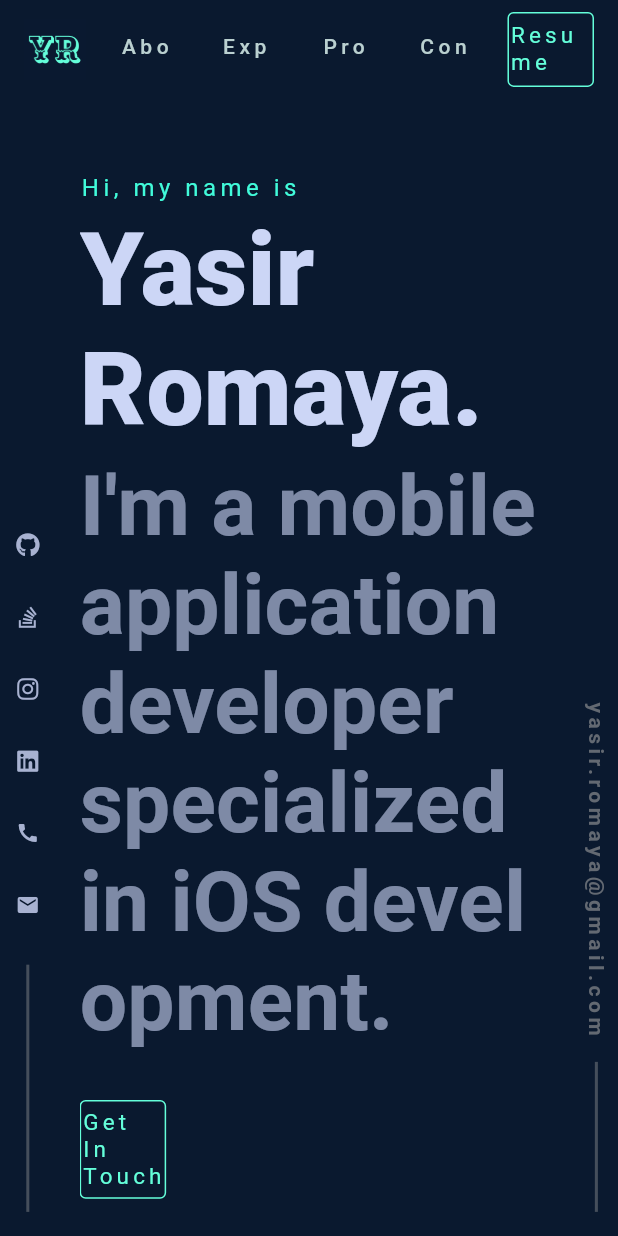
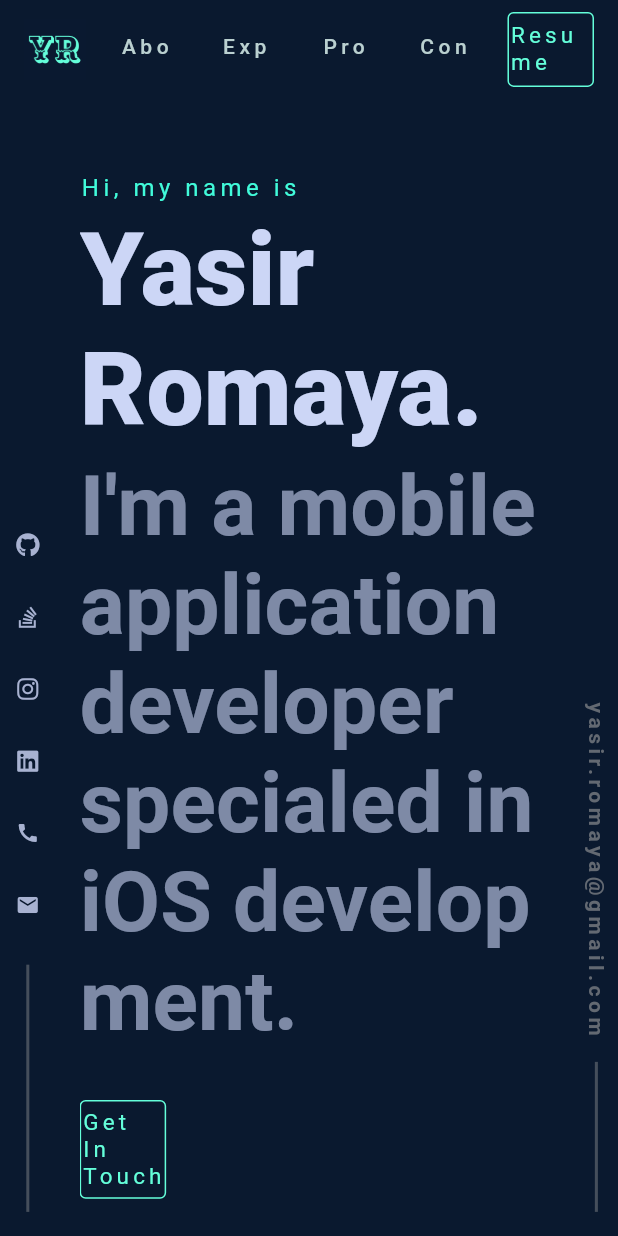
Before and after one commit to yasirdx777/dx_portfolio, a Flutter app: the HomePage screen opened directly, on a phone screen of 412 x 824 dp. Run offline on Flutter 3.47's test engine with Material 2 defaults, Android fonts, the phone set to English and light mode, and no system bars; our stand-ins replace font_awesome_flutter, scroll_to_index.

Commit message:
release 1.2.6

```diff
--- a/lib/ui/home_page.dart
+++ b/lib/ui/home_page.dart
@@ -190,7 +190,8 @@ class _HomePageState extends State<HomePage> {
                           color: const Color(0xffffA8B2D1),
                           iconSize: 16.0,
                           onPressed: () {
-                            method.launchURL("https://stackoverflow.com/users/9005297/yasir-romaya");
+                            method.launchURL(
+                                "https://stackoverflow.com/users/9005297/yasir-romaya");
                           }),
                       IconButton(
                           icon: const FaIcon(FontAwesomeIcons.instagram),
@@ -270,7 +271,7 @@ class _HomePageState extends State<HomePage> {
                                 ),
                                 CustomText(
                                   text:
-                                      "I'm a mobile application developer specialized in iOS development.",
+                                      "I'm a mobile application developer specialed in iOS development.",
                                   textsize: 56.0,
                                   color:
                                       const Color(0xffCCD6F6).withOpacity(0.6),
@@ -442,7 +443,8 @@ class _HomePageState extends State<HomePage> {
                                   ),
 
                                   FeatureProject(
-                                    imagePath: "assets/images/dx_video_play_preview.gif",
+                                    imagePath:
+                                        "assets/images/dx_video_play_preview.gif",
                                     onStoreTab: () {
                                       method.launchURL(
                                           "https://github.com/yasirdx777/DXVideoPlay");
@@ -478,7 +480,8 @@ class _HomePageState extends State<HomePage> {
                                   ),
 
                                   FeatureProject(
-                                    imagePath: "assets/images/dx_image_slider_view.gif",
+                                    imagePath:
+                                        "assets/images/dx_image_slider_view.gif",
                                     onStoreTab: () {
                                       method.launchURL(
                                           "https://github.com/yasirdx777/DXImageSliderView");
--- a/lib/ui/mobile_home.dart
+++ b/lib/ui/mobile_home.dart
@@ -118,7 +118,7 @@ class _MobileHomeState extends State<MobileHome> {
               ),
               CustomText(
                 text:
-                    "I'm a mobile application developer specialized in iOS development.",
+                    "I'm a mobile application developer specialed in iOS development.",
                 textsize: 42.0,
                 color: const Color(0xffCCD6F6).withOpacity(0.6),
                 fontWeight: FontWeight.w700,
```
Also changed, not shown: 1 other file.
